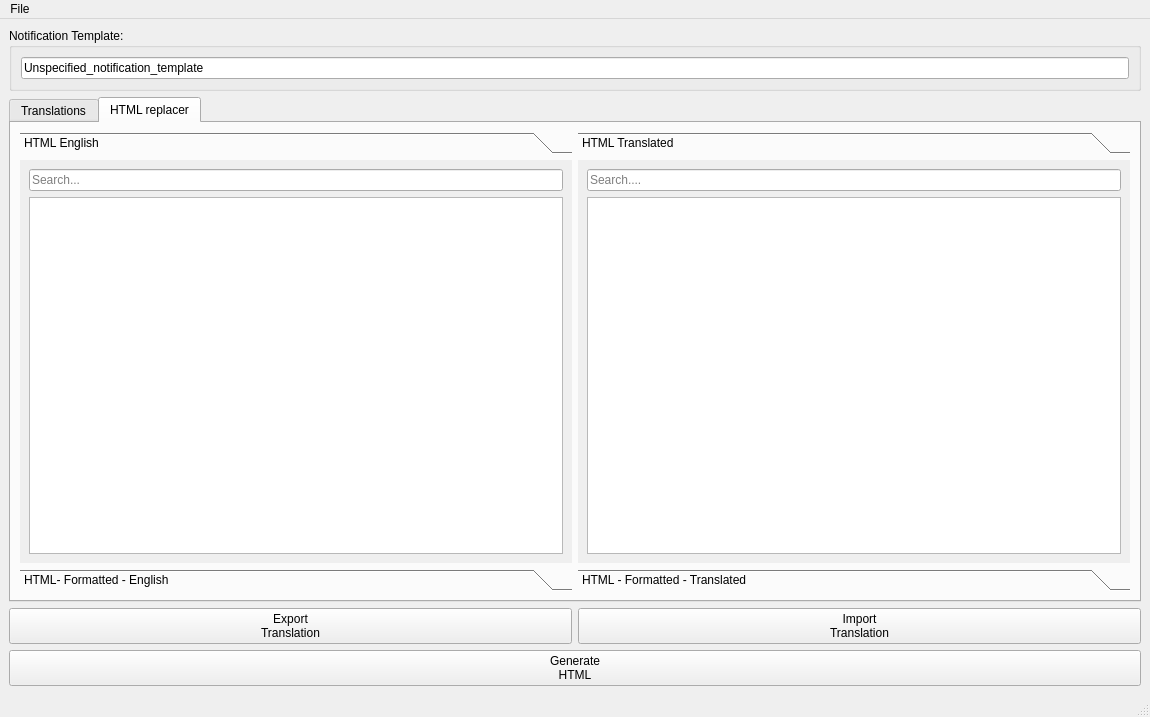
This is ILX_translator.ui in MassiveSnake/Intelex_notification_translator as Qt 5 draws it before an edit. The edited form follows.
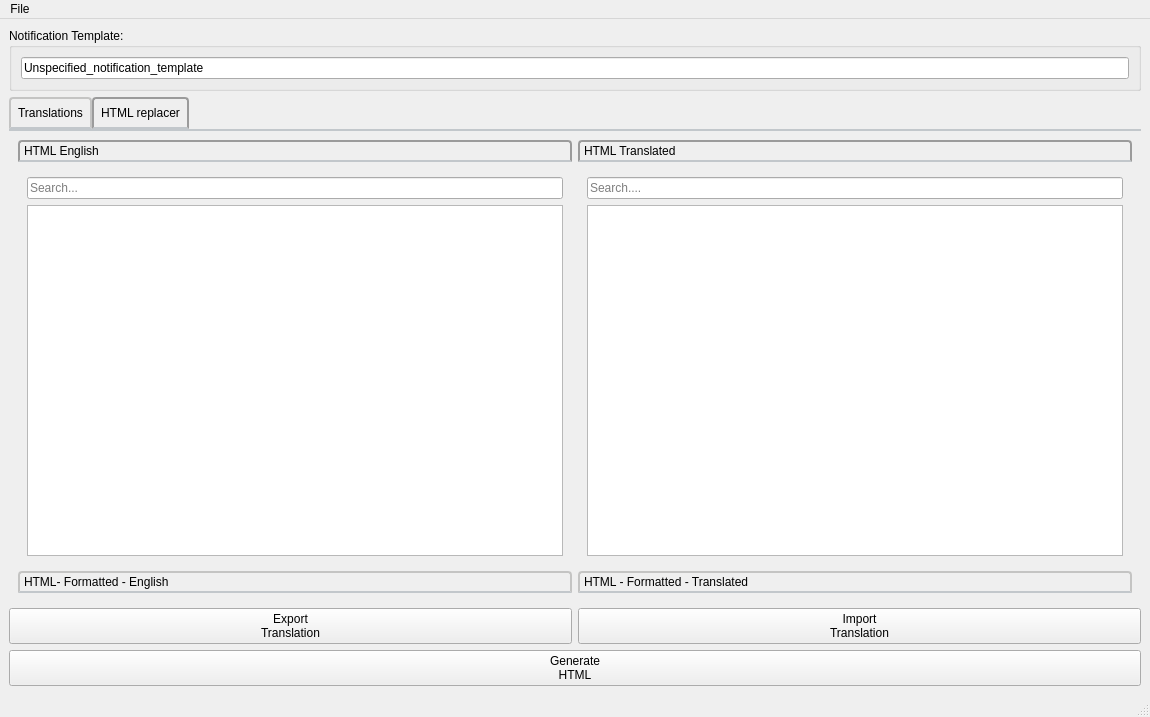
This is the edited form.

Commit message: restructure, comments and minor enhancements

The edit to the form file:
```diff
--- a/ILX_translator.ui
+++ b/ILX_translator.ui
@@ -20,9 +20,9 @@
    <string>MainWindow</string>
   </property>
   <widget class="QWidget" name="centralwidget">
-   <layout class="QGridLayout" name="gridLayout_9">
+   <layout class="QGridLayout" name="gridLayout_4">
     <item row="0" column="0">
-     <layout class="QVBoxLayout" name="verticalLayout_2">
+     <layout class="QVBoxLayout" name="verticalLayout_tab_and_buttons">
       <item>
        <widget class="QGroupBox" name="groupBox">
         <property name="title">
@@ -44,6 +44,43 @@
       </item>
       <item>
        <widget class="QTabWidget" name="tabWidget">
+        <property name="styleSheet">
+         <string notr="true">QTabWidget::pane { /* The tab widget frame */
+    border-top: 2px solid #C2C7CB;
+    position: absolute;
+    top: -0.5em;
+}
+
+QTabWidget::tab-bar {
+    alignment: center;
+}
+
+/* Style the tab using the tab sub-control. Note that
+    it reads QTabBar _not_ QTabWidget */
+QTabBar::tab {
+    background: qlineargradient(x1: 0, y1: 0, x2: 0, y2: 1,
+                                stop: 0 #E1E1E1, stop: 0.4 #DDDDDD,
+                                stop: 0.5 #D8D8D8, stop: 1.0 #D3D3D3);
+    border: 2px solid #C4C4C3;
+    border-bottom-color: #C2C7CB; /* same as the pane color */
+    border-top-left-radius: 4px;
+    border-top-right-radius: 4px;
+    min-width: 120ex;
+    padding: 7px;
+}
+
+
+QTabBar::tab:selected, QTabBar::tab:hover {
+    background: qlineargradient(x1: 0, y1: 0, x2: 0, y2: 1,
+                                stop: 0 #fafafa, stop: 0.4 #f4f4f4,
+                                stop: 0.5 #e7e7e7, stop: 1.0 #fafafa);
+}
+
+QTabBar::tab:selected {
+    border-color: #9B9B9B;
+    border-bottom-color: #C2C7CB; /* same as pane color */
+}</string>
+        </property>
         <property name="currentIndex">
          <number>1</number>
         </property>
@@ -162,53 +199,61 @@
          <attribute name="title">
           <string>HTML replacer</string>
          </attribute>
-         <layout class="QGridLayout" name="gridLayout_10">
-          <item row="0" column="0">
-           <layout class="QVBoxLayout" name="verticalLayout_3">
-            <item>
-             <layout class="QHBoxLayout" name="horizontalLayout_2">
-              <item>
-               <layout class="QVBoxLayout" name="verticalLayout">
-                <item>
-                 <widget class="QToolBox" name="toolBox">
-                  <property name="sizePolicy">
-                   <sizepolicy hsizetype="Preferred" vsizetype="Expanding">
-                    <horstretch>0</horstretch>
-                    <verstretch>0</verstretch>
-                   </sizepolicy>
-                  </property>
-                  <property name="minimumSize">
-                   <size>
-                    <width>300</width>
-                    <height>0</height>
-                   </size>
-                  </property>
-                  <property name="currentIndex">
-                   <number>0</number>
-                  </property>
-                  <widget class="QWidget" name="html_english">
-                   <property name="geometry">
-                    <rect>
-                     <x>0</x>
-                     <y>0</y>
-                     <width>546</width>
-                     <height>411</height>
-                    </rect>
-                   </property>
-                   <attribute name="label">
-                    <string>HTML English</string>
-                   </attribute>
                    <layout class="QGridLayout" name="gridLayout_5">
-                    <item row="1" column="0">
-                     <widget class="QTextEdit" name="textEdit_eng">
+          <item row="0" column="0">
+           <layout class="QHBoxLayout" name="horizontalLayout">
+            <item>
+             <widget class="QToolBox" name="toolBox_eng">
+              <property name="sizePolicy">
+               <sizepolicy hsizetype="Preferred" vsizetype="Expanding">
+                <horstretch>0</horstretch>
+                <verstretch>0</verstretch>
+               </sizepolicy>
+              </property>
                       <property name="minimumSize">
                        <size>
-                        <width>0</width>
+                <width>300</width>
                         <height>0</height>
                        </size>
                       </property>
-                     </widget>
-                    </item>
+              <property name="styleSheet">
+               <string notr="true">QToolBox::tab {
+    background: qlineargradient(x1: 0, y1: 0, x2: 0, y2: 1,
+                                stop: 0 #E1E1E1, stop: 0.4 #DDDDDD,
+                                stop: 0.5 #D8D8D8, stop: 1.0 #D3D3D3);
+    border: 2px solid #C4C4C3;
+    border-bottom-color: #C2C7CB; /* same as the pane color */
+    border-top-left-radius: 4px;
+    border-top-right-radius: 4px;
+}
+
+QToolBox::tab:selected, QToolBox::tab:hover {
+    background: qlineargradient(x1: 0, y1: 0, x2: 0, y2: 1,
+                                stop: 0 #fafafa, stop: 0.4 #f4f4f4,
+                                stop: 0.5 #e7e7e7, stop: 1.0 #fafafa);
+}
+
+QToolBox::tab:selected {
+    border-color: #9B9B9B;
+    border-bottom-color: #C2C7CB; /* same as pane color */
+}</string>
+              </property>
+              <property name="currentIndex">
+               <number>0</number>
+              </property>
+              <widget class="QWidget" name="page_eng_html">
+               <property name="geometry">
+                <rect>
+                 <x>0</x>
+                 <y>0</y>
+                 <width>552</width>
+                 <height>414</height>
+                </rect>
+               </property>
+               <attribute name="label">
+                <string>HTML English</string>
+               </attribute>
+               <layout class="QGridLayout" name="gridLayout_6">
                     <item row="0" column="0">
                      <widget class="QLineEdit" name="lineEdit_search_eng">
                       <property name="placeholderText">
@@ -216,9 +261,19 @@
                       </property>
                      </widget>
                     </item>
-                   </layout>
-                  </widget>
-                  <widget class="QWidget" name="rich_text_english">
+                <item row="1" column="0">
+                 <widget class="QTextEdit" name="textEdit_eng">
+                  <property name="minimumSize">
+                   <size>
+                    <width>0</width>
+                    <height>0</height>
+                   </size>
+                  </property>
+                 </widget>
+                </item>
+               </layout>
+              </widget>
+              <widget class="QWidget" name="page_eng_formatted">
                    <property name="geometry">
                     <rect>
                      <x>0</x>
@@ -230,7 +285,7 @@
                    <attribute name="label">
                     <string>HTML- Formatted - English</string>
                    </attribute>
-                   <layout class="QGridLayout" name="gridLayout_4">
+               <layout class="QGridLayout" name="gridLayout_9">
                     <item row="0" column="0">
                      <widget class="QTextEdit" name="textEdit_eng_formatted">
                       <property name="minimumSize">
@@ -248,44 +303,52 @@
                   </widget>
                  </widget>
                 </item>
-               </layout>
-              </item>
               <item>
-               <layout class="QVBoxLayout" name="verticalLayout_trans_output">
-                <item>
-                 <widget class="QToolBox" name="toolBox_2">
+             <widget class="QToolBox" name="toolBox_trans">
                   <property name="minimumSize">
                    <size>
                     <width>300</width>
                     <height>0</height>
                    </size>
                   </property>
+              <property name="styleSheet">
+               <string notr="true">QToolBox::tab {
+    background: qlineargradient(x1: 0, y1: 0, x2: 0, y2: 1,
+                                stop: 0 #E1E1E1, stop: 0.4 #DDDDDD,
+                                stop: 0.5 #D8D8D8, stop: 1.0 #D3D3D3);
+    border: 2px solid #C4C4C3;
+    border-bottom-color: #C2C7CB; /* same as the pane color */
+    border-top-left-radius: 4px;
+    border-top-right-radius: 4px;
+}
+
+QToolBox::tab:selected, QToolBox::tab:hover {
+    background: qlineargradient(x1: 0, y1: 0, x2: 0, y2: 1,
+                                stop: 0 #fafafa, stop: 0.4 #f4f4f4,
+                                stop: 0.5 #e7e7e7, stop: 1.0 #fafafa);
+}
+
+QToolBox::tab:selected {
+    border-color: #9B9B9B;
+    border-bottom-color: #C2C7CB; /* same as pane color */
+}</string>
+              </property>
                   <property name="currentIndex">
                    <number>0</number>
                   </property>
-                  <widget class="QWidget" name="page_3">
+              <widget class="QWidget" name="page_trans_html">
                    <property name="geometry">
                     <rect>
                      <x>0</x>
                      <y>0</y>
-                     <width>546</width>
-                     <height>411</height>
+                 <width>552</width>
+                 <height>414</height>
                     </rect>
                    </property>
                    <attribute name="label">
                     <string>HTML Translated</string>
                    </attribute>
-                   <layout class="QGridLayout" name="gridLayout_6">
-                    <item row="1" column="0">
-                     <widget class="QTextEdit" name="textEdit_trans">
-                      <property name="minimumSize">
-                       <size>
-                        <width>0</width>
-                        <height>0</height>
-                       </size>
-                      </property>
-                     </widget>
-                    </item>
+               <layout class="QGridLayout" name="gridLayout_7">
                     <item row="0" column="0">
                      <widget class="QLineEdit" name="lineEdit_search_trans">
                       <property name="placeholderText">
@@ -293,9 +356,19 @@
                       </property>
                      </widget>
                     </item>
-                   </layout>
-                  </widget>
-                  <widget class="QWidget" name="page_4">
+                <item row="1" column="0">
+                 <widget class="QTextEdit" name="textEdit_trans">
+                  <property name="minimumSize">
+                   <size>
+                    <width>0</width>
+                    <height>0</height>
+                   </size>
+                  </property>
+                 </widget>
+                </item>
+               </layout>
+              </widget>
+              <widget class="QWidget" name="page_trans_formatted">
                    <property name="geometry">
                     <rect>
                      <x>0</x>
@@ -307,7 +380,7 @@
                    <attribute name="label">
                     <string>HTML - Formatted - Translated</string>
                    </attribute>
-                   <layout class="QGridLayout" name="gridLayout_7">
+               <layout class="QGridLayout" name="gridLayout_8">
                     <item row="0" column="0">
                      <widget class="QTextEdit" name="textEdit_trans_formatted">
                       <property name="minimumSize">
@@ -328,10 +401,6 @@
                </layout>
               </item>
              </layout>
-            </item>
-           </layout>
-          </item>
-         </layout>
         </widget>
        </widget>
       </item>
```
Left out of the diff: 24 changed lines with no effect on the pictures. Lines whose indentation alone changed are shown as unchanged. The commit also changes 2 other files.
